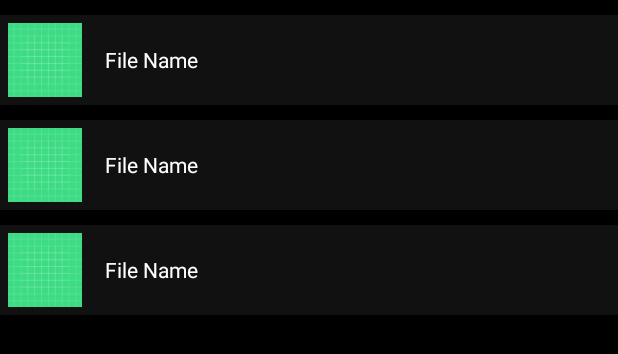
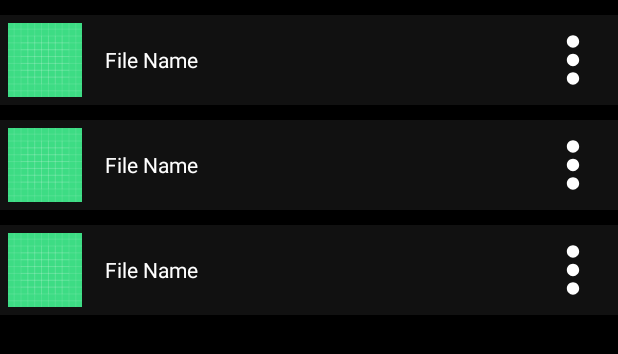
Before and after one commit to Prabhat-kr-Tiwari/Music-Player, an Android app: the layout fragment_songs.xml on its own in the app's theme, with its tools: preview values and no code run, on a phone screen of 412 x 824 dp. Shown: the top 354 px of the screen. Run offline under Robolectric (Android 15) with nearby library versions, the phone set to English and light mode, and no system bars.

```diff
--- a/app/src/main/java/com/example/musicplayer/MainActivity.kt
+++ b/app/src/main/java/com/example/musicplayer/MainActivity.kt
@@ -22,6 +22,8 @@ class MainActivity : AppCompatActivity() {
     private val requestCode = 123
     companion object{
         var musicFiles=ArrayList<MusicFiles>()
+        var shuffleBoolean=false
+        var repeatBoolean=false
     }
 
 
--- /dev/null
+++ b/app/src/main/res/drawable/baseline_more_vert_24.xml
@@ -0,0 +1,5 @@
+<vector android:height="24dp" android:tint="@color/white"
+    android:viewportHeight="24" android:viewportWidth="24"
+    android:width="24dp" xmlns:android="http://schemas.android.com/apk/res/android">
+    <path android:fillColor="@android:color/white" android:pathData="M12,8c1.1,0 2,-0.9 2,-2s-0.9,-2 -2,-2 -2,0.9 -2,2 0.9,2 2,2zM12,10c-1.1,0 -2,0.9 -2,2s0.9,2 2,2 2,-0.9 2,-2 -0.9,-2 -2,-2zM12,16c-1.1,0 -2,0.9 -2,2s0.9,2 2,2 2,-0.9 2,-2 -0.9,-2 -2,-2z"/>
+</vector>
--- a/app/src/main/res/drawable/baseline_shuffle_on_24.xml
+++ b/app/src/main/res/drawable/baseline_shuffle_on_24.xml
@@ -1,4 +1,4 @@
-<vector android:height="24dp" android:tint="#000000"
+<vector android:height="24dp" android:tint="#2196F3"
     android:viewportHeight="24" android:viewportWidth="24"
     android:width="24dp" xmlns:android="http://schemas.android.com/apk/res/android">
     <path android:fillColor="@android:color/white"
--- a/app/src/main/res/layout/music_item.xml
+++ b/app/src/main/res/layout/music_item.xml
@@ -19,8 +19,16 @@
         android:layout_marginStart="10dp"
         android:layout_centerVertical="true"
         android:textColor="@color/white"
+        android:layout_toStartOf="@id/menuMore"
         android:id="@+id/music_file_name"
         />
+    <ImageView
+        android:layout_width="60dp"
+        android:layout_height="60dp"
+        android:src="@drawable/baseline_more_vert_24"
+        android:padding="5dp"
+        android:layout_alignParentEnd="true"
+        android:id="@+id/menuMore"/>
 
 
 
```
Also changed, not shown: app/src/main/java/com/example/musicplayer/PlayerActivity.kt (+60 -4 lines).
